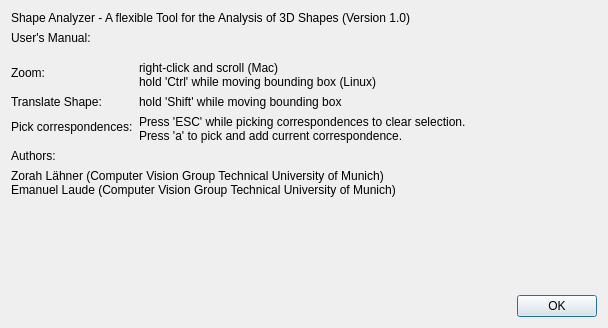
Old version of the form src/view/HelpDialog.ui in the repository PeterZs/ShapeAnalyzer.
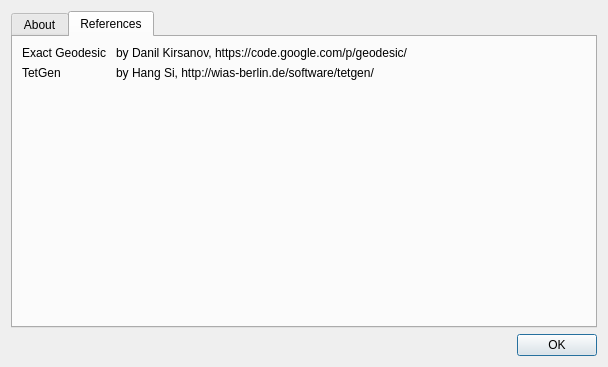
New version of the form.

```diff
--- a/src/view/HelpDialog.ui
+++ b/src/view/HelpDialog.ui
@@ -7,7 +7,7 @@
     <x>0</x>
     <y>0</y>
     <width>608</width>
-    <height>328</height>
+    <height>367</height>
    </rect>
   </property>
   <property name="minimumSize">
@@ -21,6 +21,16 @@
   </property>
   <layout class="QVBoxLayout" name="verticalLayout">
    <item>
+    <widget class="QTabWidget" name="tabWidget">
+     <property name="currentIndex">
+      <number>1</number>
+     </property>
+     <widget class="QWidget" name="tab">
+      <attribute name="title">
+       <string>About</string>
+      </attribute>
+      <layout class="QVBoxLayout" name="verticalLayout_3">
+       <item>
     <widget class="QLabel" name="label_9">
      <property name="text">
       <string>Shape Analyzer - A flexible Tool for the Analysis of 3D Shapes (Version 1.0)</string>
@@ -107,18 +117,48 @@
      </property>
     </widget>
    </item>
+      </layout>
+     </widget>
+     <widget class="QWidget" name="tab_2">
+      <attribute name="title">
+       <string>References</string>
+      </attribute>
+      <layout class="QVBoxLayout" name="verticalLayout_5">
    <item>
-    <spacer name="verticalSpacer">
-     <property name="orientation">
-      <enum>Qt::Vertical</enum>
-     </property>
-     <property name="sizeHint" stdset="0">
-      <size>
-       <width>20</width>
-       <height>40</height>
-      </size>
-     </property>
-    </spacer>
+        <layout class="QFormLayout" name="formLayout_2">
+         <item row="0" column="0">
+          <widget class="QLabel" name="label_11">
+           <property name="text">
+            <string>Exact Geodesic </string>
+           </property>
+          </widget>
+         </item>
+         <item row="0" column="1">
+          <widget class="QLabel" name="label_12">
+           <property name="text">
+            <string>by Danil Kirsanov, https://code.google.com/p/geodesic/</string>
+           </property>
+          </widget>
+         </item>
+         <item row="1" column="0">
+          <widget class="QLabel" name="label_13">
+           <property name="text">
+            <string>TetGen</string>
+           </property>
+          </widget>
+         </item>
+         <item row="1" column="1">
+          <widget class="QLabel" name="label_14">
+           <property name="text">
+            <string>by Hang Si, http://wias-berlin.de/software/tetgen/</string>
+           </property>
+          </widget>
+         </item>
+        </layout>
+       </item>
+      </layout>
+     </widget>
+    </widget>
    </item>
    <item>
     <widget class="QDialogButtonBox" name="buttonBox">
```
Lines whose indentation alone changed are shown as unchanged.
